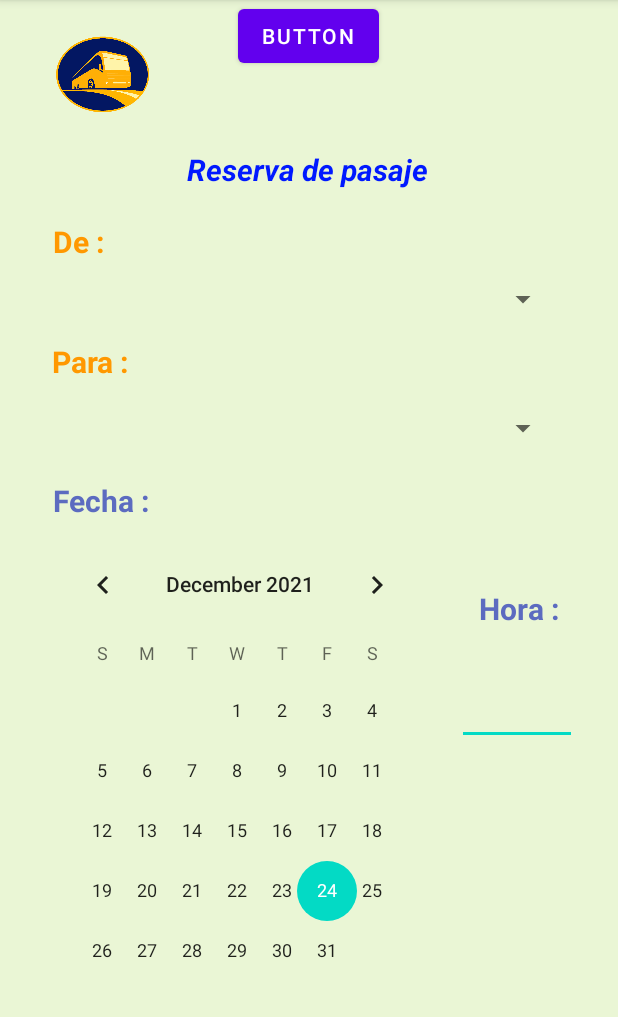
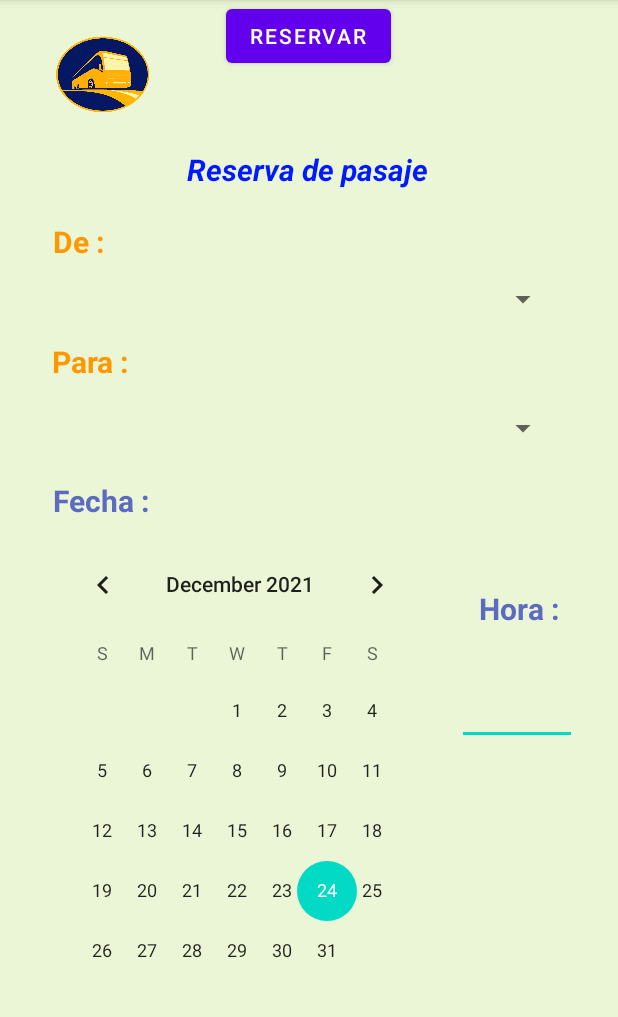
Before and after one commit to ErickVG13/Proyecto_N2, an Android app: the MainActivity screen opened directly, with no data from a screen before it, on a phone screen of 412 x 824 dp, the part 84-1101 px from its top. Run offline under Robolectric (Android 15) with nearby library versions, the phone set to English and light mode, and no system bars.

Commit message:
Version 3.5

```diff
--- a/app/src/main/java/cl/app/proyecto_n2/MainActivity.java
+++ b/app/src/main/java/cl/app/proyecto_n2/MainActivity.java
@@ -3,6 +3,8 @@ package cl.app.proyecto_n2;
 import androidx.appcompat.app.AppCompatActivity;
 
 import android.os.Bundle;
+import android.view.View;
+import android.widget.Button;
 import android.widget.CalendarView;
 import android.widget.Spinner;
 import android.widget.TextView;
@@ -13,11 +15,19 @@ public class MainActivity extends AppCompatActivity {
     private Spinner sp_para;
     private CalendarView cale_pas;
     private TextView txt_hora;
+    private Button bt_reserva_1;
+
+    private String De = "";
+    private String Para = "";
+    private String Calendario = "";
+    private String Hora = "";
 
     @Override
     protected void onCreate(Bundle savedInstanceState) {
         super.onCreate(savedInstanceState);
         setContentView(R.layout.activity_main);
+
+        bt_reserva_1 = (Button)  findViewById(R.id.bt_reserva_1);
 
         sp_de = (Spinner)  findViewById(R.id.sp_de);
         sp_para = (Spinner)  findViewById(R.id.sp_para);
@@ -26,5 +36,14 @@ public class MainActivity extends AppCompatActivity {
 
         txt_hora = (TextView)  findViewById(R.id.txt_hora);
 
+        bt_reserva_1.setOnClickListener(new View.OnClickListener() {
+            @Override
+            public void onClick(View view) {
+
+
+
+            }
+        });
+
     }
 }
--- a/app/src/main/res/layout/activity_main.xml
+++ b/app/src/main/res/layout/activity_main.xml
@@ -109,10 +109,10 @@
         app:layout_constraintTop_toBottomOf="@+id/sp_para" />
 
     <Button
-        android:id="@+id/button"
+        android:id="@+id/bt_reserva_1"
         android:layout_width="wrap_content"
         android:layout_height="wrap_content"
-        android:text="Button"
+        android:text="Reservar"
         app:layout_constraintEnd_toEndOf="parent"
         app:layout_constraintHorizontal_bias="0.498"
         app:layout_constraintStart_toStartOf="parent"
```
